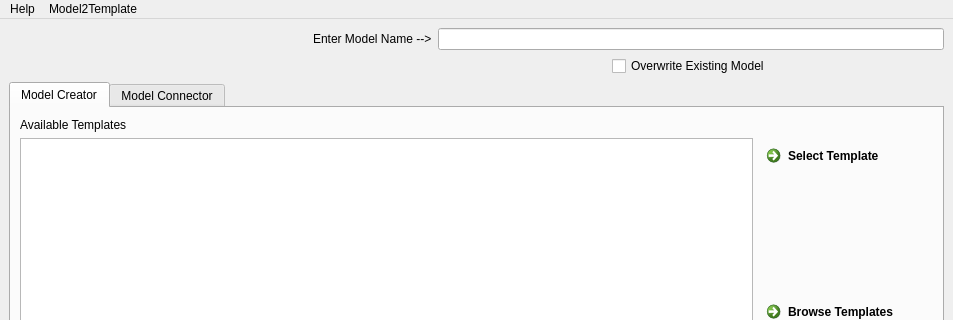
Before: the Qt Designer form resources/sstGUI.ui in lpsmodsimteam/sst-config-gui, drawn with Qt 5; both pictures show x 0 to 953 and y 0 to 320 of the 953 by 712 pixel window.
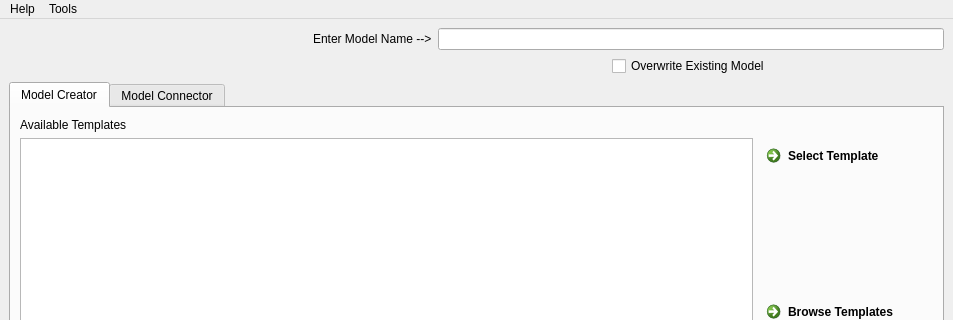
After: the same form once the commit is applied. Icons and pictures are not drawn.

Commit message: GUI now calls the SHELL functions so that code isn't replicated. The GUI is simply a UI and error checking wrapper for the SHELL functions now

What changed in the file:
```diff
--- a/resources/sstGUI.ui
+++ b/resources/sstGUI.ui
@@ -302,14 +302,14 @@
     <addaction name="actionModel_Connector"/>
     <addaction name="actionModel_to_Template_Converter"/>
    </widget>
-   <widget class="QMenu" name="menuModel2Template">
+   <widget class="QMenu" name="menuGraph">
     <property name="title">
-     <string>Model2Template</string>
+     <string>Tools</string>
     </property>
     <addaction name="actionRun"/>
    </widget>
    <addaction name="menuHelp"/>
-   <addaction name="menuModel2Template"/>
+   <addaction name="menuGraph"/>
   </widget>
   <action name="actionAbout">
    <property name="text">
```
Left out of the diff: 19 changed lines with no effect on the pictures. The commit also changes 5 other files.
